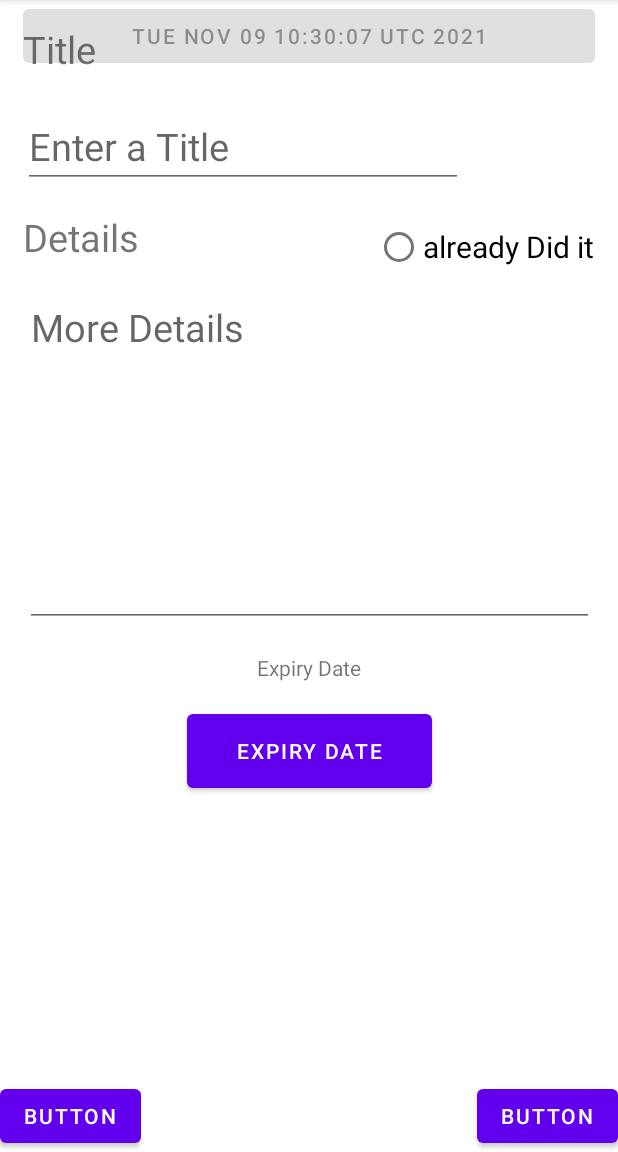
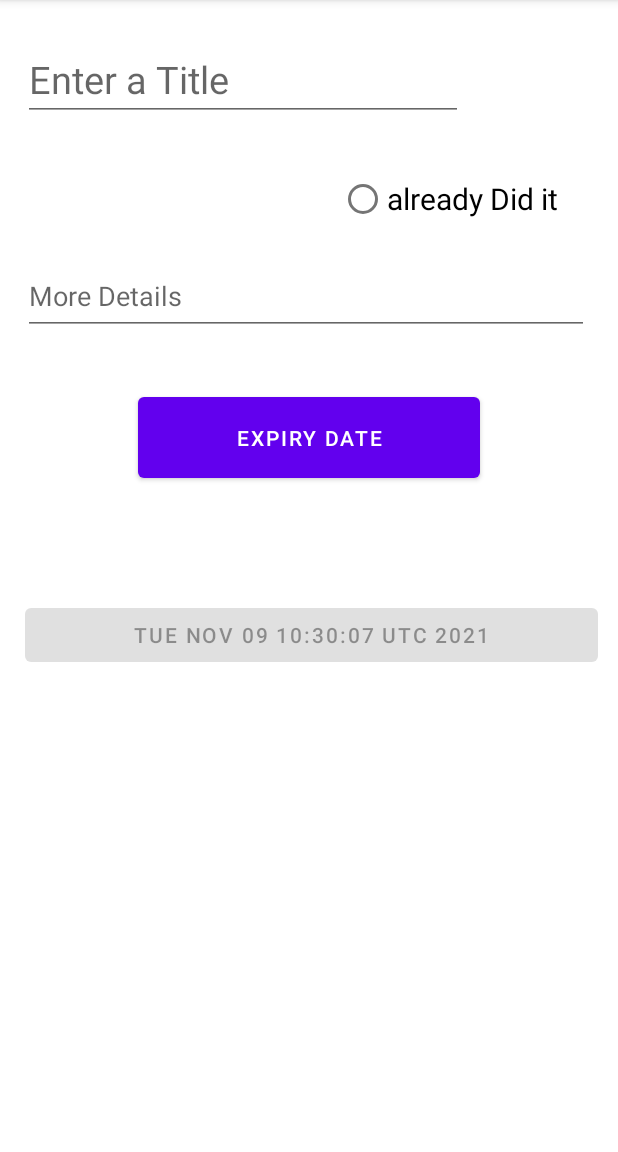
Before and after one commit to FAISALT1000/ToDoList, an Android app: the screen it shows after launch (MainActivity), after a tap on an icon or button, on a phone screen of 412 x 824 dp, the part 84-1236 px from its top. Run offline under Robolectric (Android 15) with nearby library versions, the phone set to English and light mode, and no system bars; our stand-ins replace Room's generated code; 1 statement that could not run was skipped.

Commit message:
add&update work fine

```diff
--- a/app/src/main/java/com/example/todolist/todofragment/ToDoFragment.kt
+++ b/app/src/main/java/com/example/todolist/todofragment/ToDoFragment.kt
@@ -11,15 +11,15 @@ import androidx.fragment.app.Fragment
 import android.view.LayoutInflater
 import android.view.View
 import android.view.ViewGroup
-import android.widget.Button
-import android.widget.CheckBox
-import android.widget.EditText
-import android.widget.RadioButton
+import android.widget.*
 import androidx.lifecycle.ViewModelProvider
 import com.example.todolist.DatePickerDialogFragment
 import com.example.todolist.R
 import com.example.todolist.database.ToDo
 import com.example.todolist.todolistfragment.KEY_ID
+import java.time.DayOfWeek
+import java.time.Month
+import java.time.Year
 import java.util.*
 
 const val DO_DAY_KEY="DO date"
@@ -35,8 +35,7 @@ class ToDoFragment : Fragment(),DatePickerDialogFragment.DatePickerCallBack {
     private lateinit var isDone: RadioButton
     private lateinit var startDateBtn: Button
     private lateinit var detailsET:EditText
-    private lateinit var chooseSuspectBtn:Button
-    private lateinit var sendReportBtn:Button
+
 
 
     override fun onActivityResult(requestCode: Int, resultCode: Int, data: Intent?) {
@@ -69,7 +68,7 @@ class ToDoFragment : Fragment(),DatePickerDialogFragment.DatePickerCallBack {
                     fragmentViewModel.loadToDo(taskId)
                     task.id=taskId
                     fragmentViewModel.saveUpdate(task)
-                    chooseSuspectBtn.text=suspect
+                    //chooseSuspectBtn.text=suspect
 
                 }
             }
@@ -132,14 +131,34 @@ class ToDoFragment : Fragment(),DatePickerDialogFragment.DatePickerCallBack {
                 task.title=p0.toString()
             }
 
+
             override fun afterTextChanged(p0: Editable?) {
                 //I will not used it today
             }
 
         }
+        val textWatcher1=object :TextWatcher{
+            override fun beforeTextChanged(p0: CharSequence?, p1: Int, p2: Int, p3: Int) {
+                //I will not used it today
+            }
+
+            override fun onTextChanged(p0: CharSequence?, p1: Int, p2: Int, p3: Int) {
+                Log.d("AAA",p0.toString())
+                task.details=p0.toString()
+            }
+
+
+            override fun afterTextChanged(p0: Editable?) {
+                //I will not used it today
+            }
+
+        }
+
         titleEditText.addTextChangedListener(textWatcher)
+        detailsET.addTextChangedListener(textWatcher1)
         isDone.setOnCheckedChangeListener{_,b->
             task.isdidit=b
+
         }
     }
 
@@ -165,6 +184,7 @@ class ToDoFragment : Fragment(),DatePickerDialogFragment.DatePickerCallBack {
                 it?.let {
                     task=it
                     titleEditText.setText(it.title)
+                    detailsET.setText(it.details)
                     startDateBtn.setText(it.startDate.toString())
                     endDateBtn.setText(it.expiredDate.toString())
                     isDone.isChecked=it.isdidit ?:false
@@ -182,7 +202,6 @@ class ToDoFragment : Fragment(),DatePickerDialogFragment.DatePickerCallBack {
         fragmentViewModel.saveUpdate(task)
     }
     override fun OnDateSelected(date: Date) {
-        Log.d(KEY_ID,"OnDateSelected")
 
         task.expiredDate=date
         task.startDate=date
--- a/app/src/main/java/com/example/todolist/todolistfragment/ToDoListFragment.kt
+++ b/app/src/main/java/com/example/todolist/todolistfragment/ToDoListFragment.kt
@@ -2,6 +2,7 @@ package com.example.todolist.todolistfragment
 
 import android.os.Bundle
 import android.view.*
+import android.widget.Button
 import android.widget.ImageView
 import android.widget.TextView
 import android.widget.Toast
@@ -84,10 +85,11 @@ private fun updateUI(tasks:List<ToDo>){
     private inner class ToDoViewHolder (view:View) : RecyclerView.ViewHolder(view) ,View.OnClickListener {
         private lateinit var task: ToDo
         private val titleTextView: TextView = itemView.findViewById(R.id.task_item)
-        private val endDateBtn: TextView = itemView.findViewById(R.id.end_date_btn)
-        private val starDateBtn: TextView = itemView.findViewById(R.id.start_date_btn)
+        private val endDateBtn: TextView = itemView.findViewById(R.id.task_date_item)
+       // private val starDateBtn: TextView = itemView.findViewById(R.id.start_date_btn)
         private val isDoneImageView: ImageView = itemView.findViewById(R.id.did_it_imageView)
         private val detailsTextView: TextView = itemView.findViewById(R.id.task_details)
+
 
        init {
            itemView.setOnClickListener(this)
@@ -98,7 +100,7 @@ private fun updateUI(tasks:List<ToDo>){
             titleTextView.text=task.title
             endDateBtn.text=task.expiredDate.toString()
             detailsTextView.text=task.details
-           starDateBtn.text=task.startDate.toString()
+          // starDateBtn.text=task.startDate.toString()
 
             isDoneImageView.visibility = if(task.isdidit){
                 View.VISIBLE
@@ -122,7 +124,9 @@ private fun updateUI(tasks:List<ToDo>){
                 }}else if(p0==endDateBtn){
                     Toast.makeText(context,"${task.expiredDate}",Toast.LENGTH_SHORT).show()
 
-                }else if(p0==isDoneImageView){if(task.isdidit){
+                }
+
+                  else if(p0==isDoneImageView){if(task.isdidit){
                     Toast.makeText(context,"${task.isdidit}",Toast.LENGTH_SHORT).show()}
                 }
 
--- a/app/src/main/res/layout/fragment_to_do.xml
+++ b/app/src/main/res/layout/fragment_to_do.xml
@@ -7,116 +7,65 @@
     android:layout_height="match_parent"
     tools:context=".todofragment.ToDoFragment">
 
-    <TextView
-        android:id="@+id/TextView"
-        android:layout_width="wrap_content"
-        android:layout_height="wrap_content"
-        android:layout_marginStart="15dp"
-        android:layout_marginTop="15dp"
-        android:text="@string/do_title_label"
-        android:textSize="25sp"
-        app:layout_constraintStart_toStartOf="parent"
-        app:layout_constraintTop_toTopOf="parent" />
-
     <EditText
         android:id="@+id/title_tv"
         android:layout_width="wrap_content"
         android:layout_height="wrap_content"
         android:layout_marginStart="15dp"
-        android:layout_marginTop="20dp"
+        android:layout_marginTop="25dp"
         android:ems="10"
         android:hint="@string/do_title_hint"
         android:inputType="textPersonName"
         android:textColor="@color/black"
         android:textSize="25sp"
         app:layout_constraintStart_toStartOf="parent"
-        app:layout_constraintTop_toBottomOf="@+id/TextView" />
-
-    <TextView
-        android:id="@+id/textView2"
-        android:layout_width="wrap_content"
-        android:layout_height="wrap_content"
-        android:layout_marginStart="15dp"
-        android:layout_marginTop="15dp"
-        android:text="@string/do_details_label"
-        android:textSize="25sp"
-        app:layout_constraintStart_toStartOf="parent"
-        app:layout_constraintTop_toBottomOf="@+id/title_tv" />
-
-    <EditText
-        android:id="@+id/details_mt"
-        android:layout_width="379dp"
-        android:layout_height="227dp"
-        android:layout_marginTop="15dp"
-        android:ems="10"
-        android:gravity="start|top"
-        android:hint="@string/do_details_hint"
-        android:inputType="textMultiLine"
-        android:textSize="25sp"
-        app:layout_constraintEnd_toEndOf="parent"
-        app:layout_constraintStart_toStartOf="parent"
-        app:layout_constraintTop_toBottomOf="@+id/textView2" />
+        app:layout_constraintTop_toTopOf="parent" />
 
     <RadioButton
         android:id="@+id/do_radio"
         android:layout_width="wrap_content"
         android:layout_height="wrap_content"
-        android:layout_marginStart="156dp"
-        android:layout_marginTop="15dp"
-        android:layout_marginEnd="15dp"
+        android:layout_marginTop="28dp"
+        android:layout_marginEnd="40dp"
         android:text="@string/do_label"
         android:textColor="@color/black"
         android:textSize="20sp"
-        app:layout_constraintBottom_toTopOf="@+id/details_mt"
         app:layout_constraintEnd_toEndOf="parent"
-        app:layout_constraintStart_toEndOf="@+id/textView2"
-        app:layout_constraintTop_toBottomOf="@+id/title_tv"
-        app:layout_constraintVertical_bias="0.0" />
+        app:layout_constraintTop_toBottomOf="@+id/title_tv" />
 
     <Button
         android:id="@+id/end_date_btn"
-        android:layout_width="163dp"
-        android:layout_height="61dp"
-        android:layout_marginTop="52dp"
+        android:layout_width="228dp"
+        android:layout_height="66dp"
+        android:layout_marginTop="35dp"
         android:text="@string/expiry_date"
         app:layout_constraintEnd_toEndOf="parent"
         app:layout_constraintStart_toStartOf="parent"
         app:layout_constraintTop_toBottomOf="@+id/details_mt" />
 
-    <TextView
-        android:id="@+id/textView"
-        android:layout_width="wrap_content"
-        android:layout_height="wrap_content"
-        android:layout_marginBottom="15dp"
-        android:text="@string/expiry_date"
-        app:layout_constraintBottom_toTopOf="@+id/end_date_btn"
-        app:layout_constraintEnd_toEndOf="parent"
-        app:layout_constraintStart_toStartOf="parent" />
-
     <Button
         android:id="@+id/start_date_btn"
-        android:layout_width="0dp"
+        android:layout_width="382dp"
         android:layout_height="wrap_content"
+        android:layout_marginTop="4dp"
+        android:layout_marginBottom="120dp"
+        app:layout_constraintBottom_toBottomOf="parent"
+        app:layout_constraintEnd_toEndOf="parent"
+        app:layout_constraintHorizontal_bias="0.551"
+        app:layout_constraintStart_toStartOf="parent"
+        app:layout_constraintTop_toBottomOf="@+id/end_date_btn"
+        app:layout_constraintVertical_bias="0.261" />
+
+    <EditText
+        android:id="@+id/details_mt"
+        android:layout_width="377dp"
+        android:layout_height="51dp"
         android:layout_marginStart="15dp"
-        android:layout_marginEnd="15dp"
-        app:layout_constraintEnd_toEndOf="parent"
+        android:layout_marginTop="15dp"
+        android:ems="10"
+        android:hint="@string/do_details_hint"
+        android:inputType="textPersonName"
         app:layout_constraintStart_toStartOf="parent"
-        tools:layout_editor_absoluteY="561dp" />
-
-    <Button
-        android:id="@+id/crime_suspect"
-        android:layout_width="wrap_content"
-        android:layout_height="wrap_content"
-        android:text="Button"
-        app:layout_constraintBottom_toBottomOf="parent"
-        app:layout_constraintStart_toStartOf="parent" />
-
-    <Button
-        android:id="@+id/crime_report"
-        android:layout_width="wrap_content"
-        android:layout_height="wrap_content"
-        android:text="Button"
-        app:layout_constraintBottom_toBottomOf="parent"
-        app:layout_constraintEnd_toEndOf="parent" />
+        app:layout_constraintTop_toBottomOf="@+id/do_radio" />
 
 </androidx.constraintlayout.widget.ConstraintLayout>
--- a/app/src/main/res/layout/item_list_fragment.xml
+++ b/app/src/main/res/layout/item_list_fragment.xml
@@ -32,32 +32,23 @@
 
     <ImageView
         android:id="@+id/did_it_imageView"
-        android:layout_width="55dp"
-        android:layout_height="40dp"
+        android:layout_width="40dp"
+        android:layout_height="28dp"
         android:layout_marginEnd="16dp"
-        android:layout_marginBottom="12dp"
+        android:layout_marginBottom="24dp"
         app:layout_constraintBottom_toBottomOf="parent"
         app:layout_constraintEnd_toEndOf="parent"
         app:srcCompat="@drawable/didit" />
-
-    <ImageView
-        android:id="@+id/favorite_imageView"
-        android:layout_width="wrap_content"
-        android:layout_height="wrap_content"
-        android:layout_marginStart="5dp"
-        android:layout_marginTop="15dp"
-        app:layout_constraintStart_toEndOf="@+id/task_item"
-        app:layout_constraintTop_toTopOf="parent"
-        app:srcCompat="@android:drawable/btn_star_big_on" />
 
     <TextView
         android:id="@+id/task_details"
         android:layout_width="wrap_content"
         android:layout_height="wrap_content"
         android:layout_marginStart="16dp"
+        android:layout_marginTop="34dp"
         android:text="TextView"
         app:layout_constraintStart_toStartOf="parent"
-        tools:layout_editor_absoluteY="50dp" />
+        app:layout_constraintTop_toTopOf="@+id/task_item" />
 
     <!--    <ImageView-->
 <!--        android:id="@+id/is_solved_iv"-->
```
